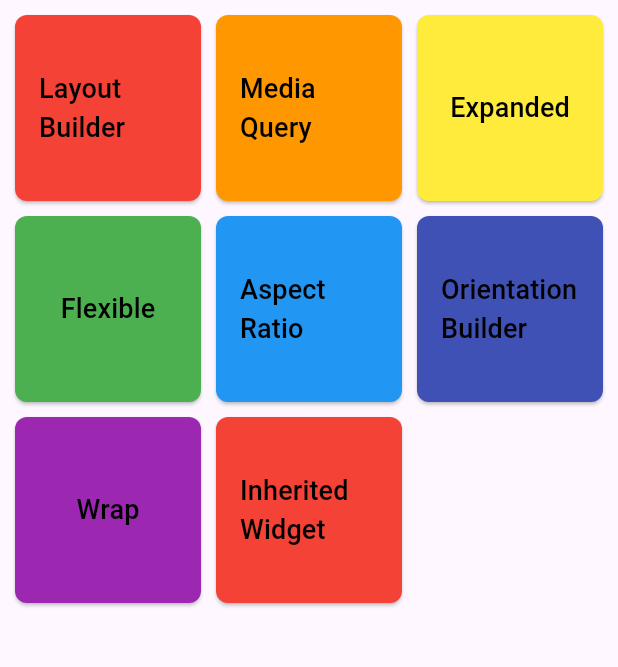
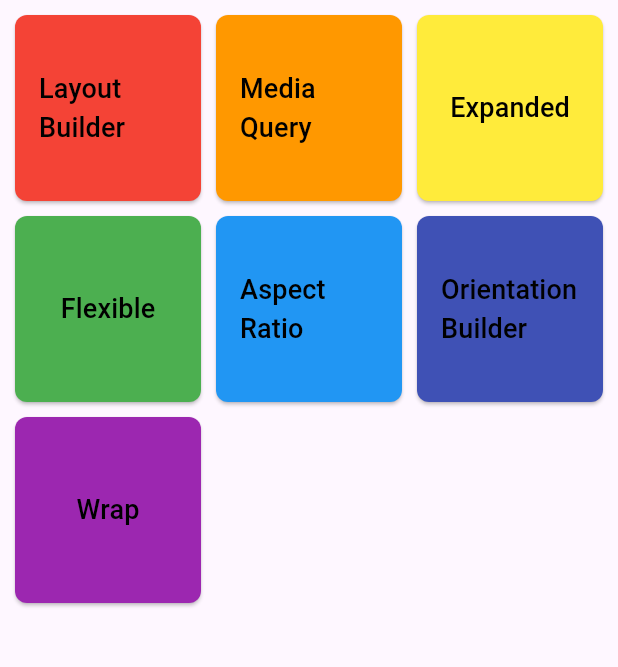
Before and after one commit to LeoDoesCode17/responsive-widgets, a Flutter app: the ResponsiveEntryPoint screen opened by its route, on a phone screen of 412 x 824 dp, the part 84-751 px from its top. Run offline on Flutter 3.47's test engine with Material 3 defaults, Android fonts, the phone set to English and light mode, and no system bars.

Commit message:
refactor: remove inherited from /responsive-widget

```diff
--- a/lib/main.dart
+++ b/lib/main.dart
@@ -2,7 +2,6 @@ import 'package:flutter/material.dart';
 import 'package:responsive_widgets/pages/entrypoint_pages.dart';
 import 'package:responsive_widgets/pages/home_page.dart';
 import 'package:responsive_widgets/pages/responsive_widget_pages.dart';
-import 'package:responsive_widgets/pages/inherited_widget_page.dart';
 
 void main() {
   runApp(const ResponsiveWidgetApp());
@@ -30,7 +29,6 @@ class ResponsiveWidgetApp extends StatelessWidget {
         '/responsive-widget/orientation-builder': (BuildContext context) =>
             const OrientationBuilderPage(),
         '/responsive-widget/wrap': (BuildContext context) => const WrapPage(),
-        '/responsive-widget/inherited': (BuildContext context) => const InheritedWidgetPage(),
       },
     );
   }
--- a/lib/pages/entrypoint_pages.dart
+++ b/lib/pages/entrypoint_pages.dart
@@ -21,7 +21,6 @@ class ResponsiveEntryPoint extends StatelessWidget {
     '/responsive-widget/aspect-ratio',
     '/responsive-widget/orientation-builder',
     '/responsive-widget/wrap',
-    '/responsive-widget/inherited',
   ];
 
   static const List<String> labels = [
@@ -32,7 +31,6 @@ class ResponsiveEntryPoint extends StatelessWidget {
     'Aspect Ratio',
     'Orientation Builder',
     'Wrap',
-    'Inherited Widget',
   ];
 
   @override
```
